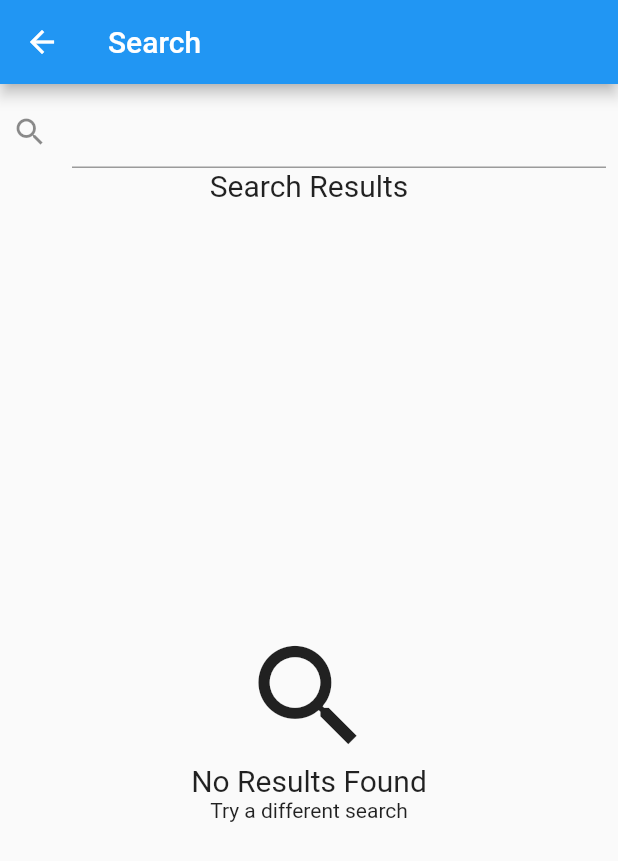
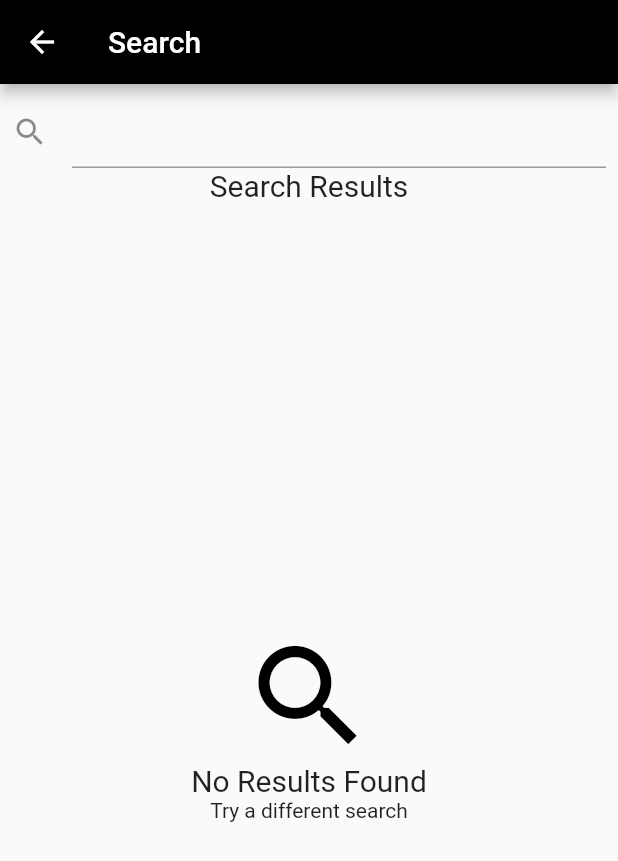
Before and after one commit to Ayobami0/ComicReaderApp, a Flutter app: the screen it shows after launch, after a tap on the "search" icon, on a phone screen of 412 x 824 dp. Shown: the top 861 px of the screen. Run offline on Flutter 3.47's test engine with Material 2 defaults, Android fonts, the phone set to English and light mode, and no system bars; our stand-ins replace cached_network_image, flutter_spinkit; network calls fail.

Commit message:
Add themes

```diff
--- a/lib/main.dart
+++ b/lib/main.dart
@@ -12,18 +12,40 @@ void main() {
 }
 
 class MyApp extends StatelessWidget {
+  static const int _blackPrimaryValue = 0xFF000000;
+
+  MaterialColor primaryBlack = const MaterialColor(
+    _blackPrimaryValue,
+    <int, Color>{
+      50: Color(0xFF000000),
+      100: Color(0xFF000000),
+      200: Color(0xFF000000),
+      300: Color(0xFF000000),
+      400: Color(0xFF000000),
+      500: Color(_blackPrimaryValue),
+      600: Color(0xFF000000),
+      700: Color(0xFF000000),
+      800: Color(0xFF000000),
+      900: Color(0xFF000000),
+    },
+  );
+
   MyApp({Key? key}) : super(key: key);
 
   @override
   Widget build(BuildContext context) {
     return MaterialApp(
+      title: 'Comic Reader',
+      theme: ThemeData(
+        primarySwatch: primaryBlack,
+      ),
       debugShowCheckedModeBanner: false,
       initialRoute: HomePage.routeName,
       routes: {
-        HomePage.routeName: (context) => HomePage(),
-        ChapterPage.routeName: (context) => ChapterPage(),
+        HomePage.routeName: (context) => const HomePage(),
+        ChapterPage.routeName: (context) => const ChapterPage(),
         ComicImagesPage.routeName: (context) => ComicImagesPage(),
-        SearchPage.routeName: (context) => SearchPage(),
+        SearchPage.routeName: (context) => const SearchPage(),
       },
     );
   }
--- a/lib/pages/main_comic_page.dart
+++ b/lib/pages/main_comic_page.dart
@@ -1,6 +1,7 @@
 import 'package:comic_reader/comics.dart';
 import 'package:comic_reader/widgets/comic_tile.dart';
 import 'package:flutter/material.dart';
+import 'package:flutter_spinkit/flutter_spinkit.dart';
 
 class MainComicPage extends StatefulWidget {
 
@@ -120,7 +121,7 @@ class _MainComicPageState extends State<MainComicPage> with AutomaticKeepAliveCl
                   )
                 );
               } else {
-                return Center(child: Image.asset('assets/loading/4M4x.gif'));
+                return Center(child: SpinKitSpinningLines(color: Theme.of(context).primaryColor,));
               }
             }))
     );
--- a/lib/pages/search_page.dart
+++ b/lib/pages/search_page.dart
@@ -79,7 +79,7 @@ class _SearchResultState extends State<SearchResult> {
             return const NotFoundWidget();
           }
           return GridView.builder(
-              itemCount: snapshot.data.length + 1,
+              itemCount: snapshot.data.length,
               gridDelegate: const SliverGridDelegateWithFixedCrossAxisCount(
                   crossAxisCount: 2,
                   mainAxisSpacing: 5,
@@ -114,16 +114,17 @@ class NotFoundWidget extends StatelessWidget {
   Widget build(BuildContext context) {
     return Center(
       child:
-          Column(mainAxisAlignment: MainAxisAlignment.center, children: const [
+          Column(mainAxisAlignment: MainAxisAlignment.center, children: [
         Icon(
           Icons.search,
           size: 90,
+          color: Theme.of(context).primaryColor,
         ),
-        Text(
+        const Text(
           'No Results Found',
           style: TextStyle(fontSize: 20),
         ),
-        Text('Try a different search')
+        const Text('Try a different search')
       ]),
     );
   }
--- a/lib/widgets/comic_tile.dart
+++ b/lib/widgets/comic_tile.dart
@@ -19,11 +19,10 @@ class ComicDisplayTile extends StatelessWidget {
     return GridTile(
         footer: GestureDetector(
           onTap: () {
-            print('tapped');
             Navigator.pushNamed(context, ChapterPage.routeName, arguments: {'comic':comic});
             },
           child: GridTileBar(
-            backgroundColor: Colors.black,
+            backgroundColor: Theme.of(context).primaryColor,
             title: Text(comic.title),
             subtitle: Row(
               children: [
--- a/pubspec.yaml
+++ b/pubspec.yaml
@@ -38,7 +38,7 @@ dependencies:
   cupertino_icons: ^1.0.2
   http: ^0.13.5
   cached_network_image: ^3.2.3
-#  go_router: ^6.0.1
+  flutter_spinkit: ^5.1.0
 
 dev_dependencies:
   flutter_test:
```
Also changed, not shown: lib/comics.dart (+0 -7 lines), lib/pages/comic_pages.dart (+7 -7 lines), lib/widgets/image.dart (+11 -1 lines), pubspec.lock.
